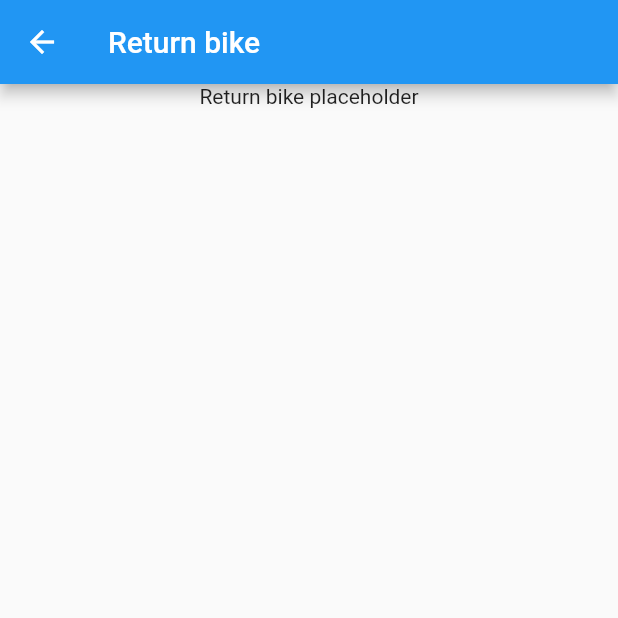
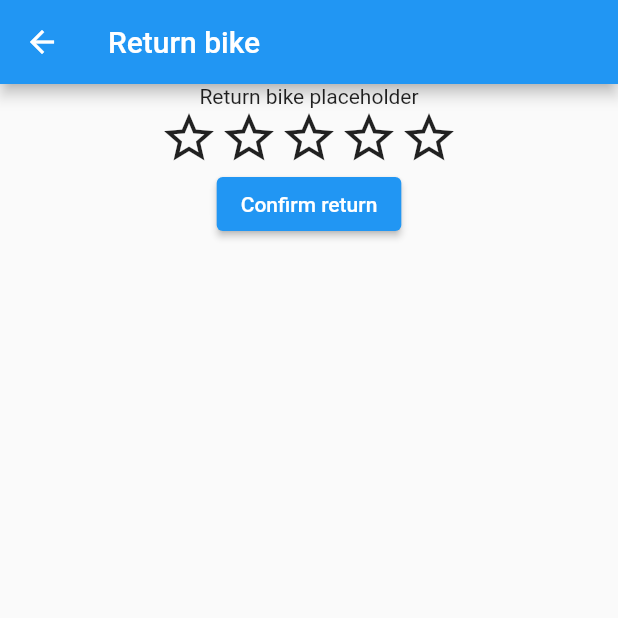
Before and after one commit to BikeKollectiveCCL/BikeKollectiveCCL, a Flutter app: the ReturnBike screen opened by its route, on a phone screen of 412 x 824 dp, the top half of it. Run offline on Flutter 3.47's test engine with Material 2 defaults, Android fonts, the light colour scheme and no system bars; drawn by our look-alikes of flutter_rating_bar; our stand-ins replace cloud_firestore, firebase_auth, firebase_core, firebase_storage, google_maps_flutter, image_picker and 1 more; accounts and stored records are empty.

Commit message:
show average rating and capture rating on return

```diff
--- a/lib/models/bike.dart
+++ b/lib/models/bike.dart
@@ -2,7 +2,7 @@ class Bike {
   String bikeName;
   double latitude;
   double longitude;
-  num averageRating;
+  double averageRating;
   String bikeType;
   String bikeDescription;
   String lockCombination;
@@ -17,7 +17,11 @@ class Bike {
     this.bikeName = bikeMap['description'];
     this.latitude = bikeMap['location'].latitude;
     this.longitude = bikeMap['location'].longitude;
-    this.averageRating = bikeMap['rating'];
+    if (bikeMap['rating'] == null) {
+      this.averageRating = null;
+    } else {
+      this.averageRating = bikeMap['rating'] + 0.0;
+    }
     this.bikeType = bikeMap['type'];
     this.bikeDescription = bikeMap['description'];
     this.lockCombination = bikeMap['combination'];
--- a/lib/models/ride.dart
+++ b/lib/models/ride.dart
@@ -12,6 +12,7 @@ class Ride {
   DateTime checkoutTime;
   DateTime returnTime;
   var docID;
+  num rating;
 
   Ride(
     Bike aBike,
--- a/lib/screens/return_bike.dart
+++ b/lib/screens/return_bike.dart
@@ -1,5 +1,6 @@
 import 'package:flutter/material.dart';
 import 'package:flutter/widgets.dart';
+import 'package:flutter_rating_bar/flutter_rating_bar.dart';
 import 'package:location/location.dart';
 import 'package:provider/provider.dart';
 import 'package:firebase_auth/firebase_auth.dart';
@@ -16,6 +17,7 @@ class ReturnBike extends StatefulWidget {
 }
 
 class _ReturnBikeState extends State<ReturnBike> {
+  final formKey = GlobalKey<FormState>();
   // TODO: Show a "loading" icon while waiting for the return to complete
   LocationData locationData;
   @override
@@ -30,8 +32,20 @@ class _ReturnBikeState extends State<ReturnBike> {
           body: Center(
               child: Column(children: [
             Text('Return bike placeholder'),
+            Form(
+                key: formKey,
+                child: Column(
+                  children: [
                     if (bikeToReturn != null) Text('${bikeToReturn.bikeName}'),
-            if (bikeToReturn != null)
+                    RatingBar(
+                        allowHalfRating: true,
+                        ratingWidget: RatingWidget(
+                            full: Icon(Icons.star),
+                            half: Icon(Icons.star_half),
+                            empty: Icon(Icons.star_border)),
+                        onRatingUpdate: (rating) {
+                          currentRide.rating = rating;
+                        }),
                     ElevatedButton(
                         onPressed: () async {
                           locationData = await getLocation();
@@ -40,8 +54,11 @@ class _ReturnBikeState extends State<ReturnBike> {
                           rideState.returnBike();
                           updateBikeReturn(bikeToReturn);
                           updateRide(currentRide);
+                          Navigator.pop(context);
                         },
                         child: Text('Confirm return'))
+                  ],
+                )),
           ])));
     } else {
       return SignIn();
--- a/lib/services/do_uploads.dart
+++ b/lib/services/do_uploads.dart
@@ -49,6 +49,7 @@ void updateRide(Ride thisRide) async {
   FirebaseFirestore.instance.collection('rides').doc(thisRide.docID).update({
     'return_time': Timestamp.fromDate(thisRide.returnTime),
     'return_location': GeoPoint(
-        thisRide.returnLocation.latitude, thisRide.returnLocation.longitude)
+        thisRide.returnLocation.latitude, thisRide.returnLocation.longitude),
+    'rating': thisRide.rating
   });
 }
--- a/pubspec.yaml
+++ b/pubspec.yaml
@@ -36,6 +36,7 @@ dependencies:
   # The following adds the Cupertino Icons font to your application.
   # Use with the CupertinoIcons class for iOS style icons.
   cupertino_icons: ^1.0.2
+  flutter_rating_bar: ^4.0.0
 
 dev_dependencies:
   flutter_test:
```
Also changed, not shown: lib/screens/bike_view.dart (+17 -7 lines), pubspec.lock. Lines whose indentation alone changed are shown as unchanged.
